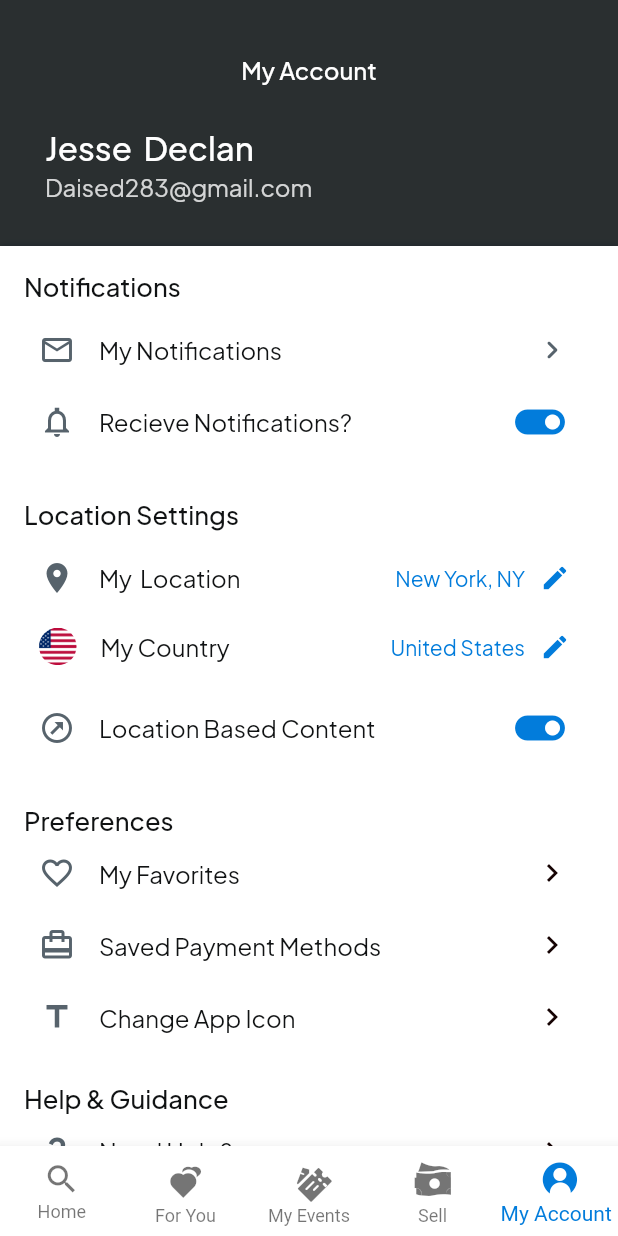
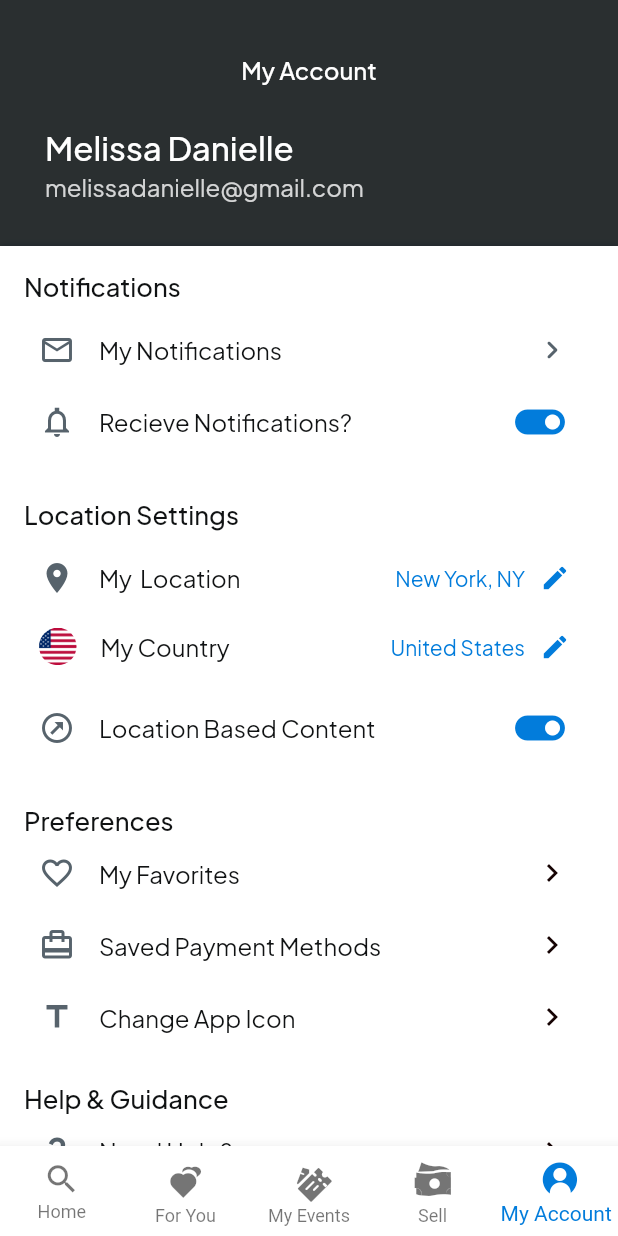
Before and after one commit to ezrabraham/tkm3.2, a Flutter app: the screen it shows after launch, item 5 of the bottom bar chosen, on a phone screen of 412 x 824 dp. Run offline on Flutter 3.47's test engine with Material 3 defaults, Android fonts, the phone set to English and light mode, and no system bars; our stand-ins replace auto_size_text, cached_network_image, easy_debounce, equatable, flutter_animate, font_awesome_flutter and 7 more; missing offline and left inert: json_path, mapbox_search, mime_type; accounts and stored records are empty; network calls fail.

Commit message:
BTS Stanford 3 tickets: profile Melissa Danielle melissadanielle@gmail.com
Made-with: Cursor

```diff
--- a/lib/app_constants.dart
+++ b/lib/app_constants.dart
@@ -22,6 +22,10 @@ abstract class FFAppConstants {
   static const String seat1 = '-';
   static const bool isGeneralAdmission = false;
 
+  /// Profile defaults for this event
+  static const String profileName = 'Melissa Danielle';
+  static const String profileEmail = 'melissadanielle@gmail.com';
+
   ///
   ///
   ///
--- a/lib/profile/profile_widget.dart
+++ b/lib/profile/profile_widget.dart
@@ -96,7 +96,7 @@ class _ProfileWidgetState extends State<ProfileWidget> {
                       padding:
                           EdgeInsetsDirectional.fromSTEB(30.0, 16.0, 0.0, 2.0),
                       child: Text(
-                        'Jesse  Declan',
+                        widget.profileName ?? FFAppConstants.profileName,
                         textAlign: TextAlign.start,
                         style:
                             FlutterFlowTheme.of(context).headlineSmall.override(
@@ -123,7 +123,7 @@ class _ProfileWidgetState extends State<ProfileWidget> {
                       padding:
                           EdgeInsetsDirectional.fromSTEB(30.0, 0.0, 0.0, 30.0),
                       child: Text(
-                        'Daised283@gmail.com',
+                        widget.profileEmail ?? FFAppConstants.profileEmail,
                         style: FlutterFlowTheme.of(context).titleSmall.override(
                               font: GoogleFonts.plusJakartaSans(
                                 fontWeight: FontWeight.normal,
```
